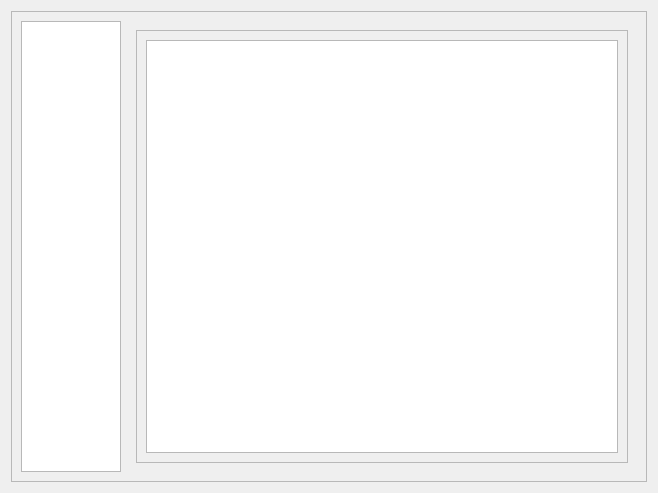
Qt form view/bookingService/rentteacher.ui (JunWang666/LabNexus) before a commit.
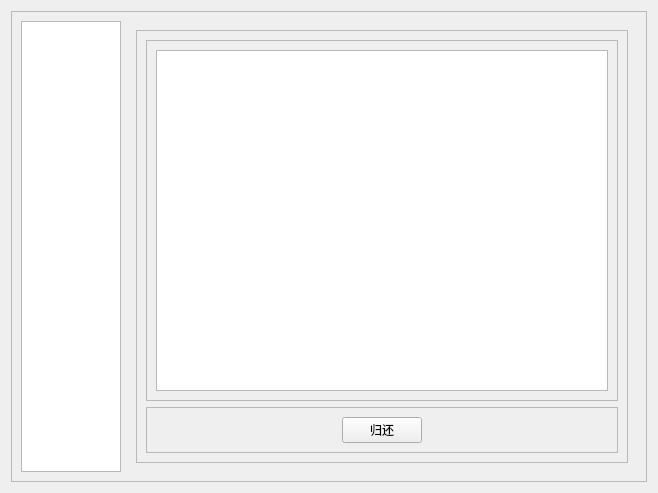
The same form after that commit. The open tabs and pages were chosen to show the change.

```diff
--- a/view/bookingService/rentteacher.ui
+++ b/view/bookingService/rentteacher.ui
@@ -192,6 +192,101 @@
           </item>
          </layout>
         </widget>
+        <widget class="QWidget" name="repairPage">
+         <layout class="QVBoxLayout" name="verticalLayout_8">
+          <item>
+           <widget class="QFrame" name="frame_7">
+            <property name="frameShape">
+             <enum>QFrame::Shape::StyledPanel</enum>
+            </property>
+            <property name="frameShadow">
+             <enum>QFrame::Shadow::Raised</enum>
+            </property>
+            <layout class="QVBoxLayout" name="verticalLayout_9">
+             <item>
+              <widget class="QTableView" name="repairTableView"/>
+             </item>
+            </layout>
+           </widget>
+          </item>
+         </layout>
+        </widget>
+        <widget class="QWidget" name="returnPage">
+         <layout class="QVBoxLayout" name="verticalLayout_10">
+          <item>
+           <widget class="QFrame" name="frame_8">
+            <property name="frameShape">
+             <enum>QFrame::Shape::StyledPanel</enum>
+            </property>
+            <property name="frameShadow">
+             <enum>QFrame::Shadow::Raised</enum>
+            </property>
+            <layout class="QVBoxLayout" name="verticalLayout_12">
+             <item>
+              <widget class="QFrame" name="frame_9">
+               <property name="frameShape">
+                <enum>QFrame::Shape::StyledPanel</enum>
+               </property>
+               <property name="frameShadow">
+                <enum>QFrame::Shadow::Raised</enum>
+               </property>
+               <layout class="QVBoxLayout" name="verticalLayout_11">
+                <item>
+                 <widget class="QTableView" name="returnTableView"/>
+                </item>
+               </layout>
+              </widget>
+             </item>
+             <item>
+              <widget class="QFrame" name="frame_10">
+               <property name="frameShape">
+                <enum>QFrame::Shape::StyledPanel</enum>
+               </property>
+               <property name="frameShadow">
+                <enum>QFrame::Shadow::Raised</enum>
+               </property>
+               <layout class="QHBoxLayout" name="horizontalLayout_3">
+                <item>
+                 <spacer name="horizontalSpacer_4">
+                  <property name="orientation">
+                   <enum>Qt::Orientation::Horizontal</enum>
+                  </property>
+                  <property name="sizeHint" stdset="0">
+                   <size>
+                    <width>40</width>
+                    <height>20</height>
+                   </size>
+                  </property>
+                 </spacer>
+                </item>
+                <item>
+                 <widget class="QPushButton" name="btnReturn">
+                  <property name="text">
+                   <string>归还</string>
+                  </property>
+                 </widget>
+                </item>
+                <item>
+                 <spacer name="horizontalSpacer_5">
+                  <property name="orientation">
+                   <enum>Qt::Orientation::Horizontal</enum>
+                  </property>
+                  <property name="sizeHint" stdset="0">
+                   <size>
+                    <width>40</width>
+                    <height>20</height>
+                   </size>
+                  </property>
+                 </spacer>
+                </item>
+               </layout>
+              </widget>
+             </item>
+            </layout>
+           </widget>
+          </item>
+         </layout>
+        </widget>
        </widget>
       </item>
      </layout>
```
